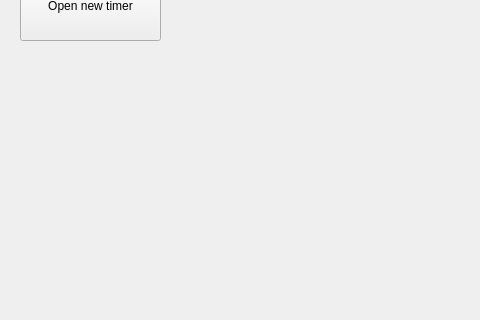
StasDzundza/Labs-1-semestr, file LAB2/mainwindow.ui: the form before one commit; both pictures show x 0 to 480 and y 277 to 597 of the 995 by 597 pixel window.
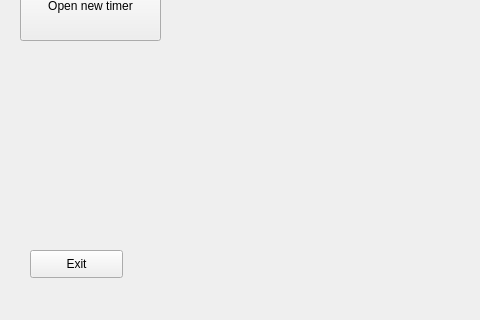
The form after the commit.

Patch:
```diff
--- a/LAB2/mainwindow.ui
+++ b/LAB2/mainwindow.ui
@@ -94,6 +94,19 @@
      </rect>
     </property>
    </widget>
+   <widget class="QPushButton" name="exit_button">
+    <property name="geometry">
+     <rect>
+      <x>30</x>
+      <y>510</y>
+      <width>93</width>
+      <height>28</height>
+     </rect>
+    </property>
+    <property name="text">
+     <string>Exit</string>
+    </property>
+   </widget>
   </widget>
   <widget class="QMenuBar" name="menuBar">
    <property name="geometry">
```
